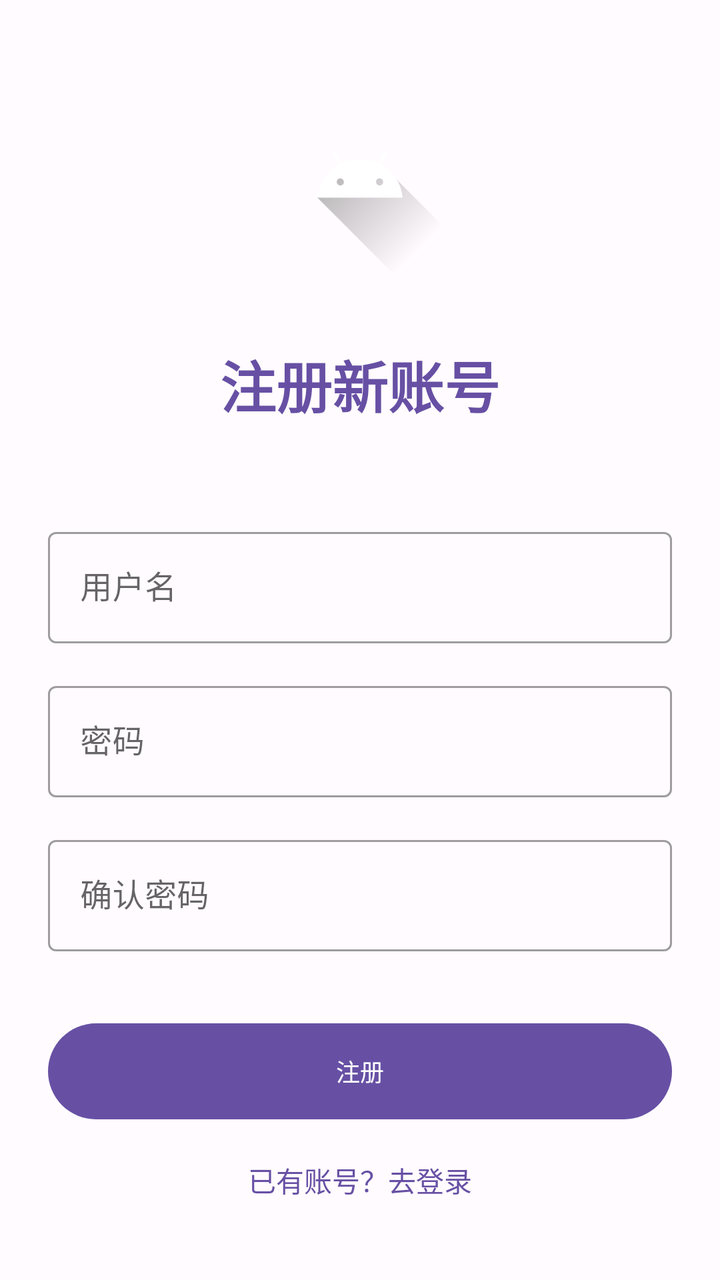
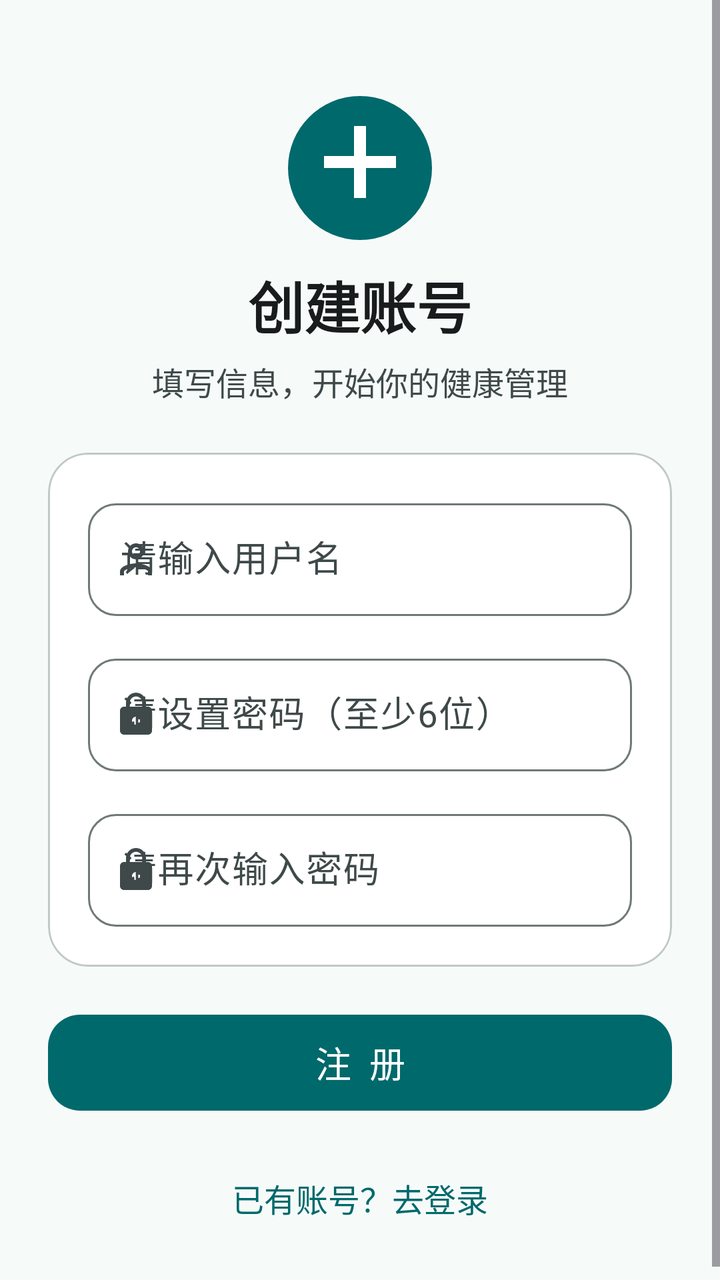

Before-and-after screenshots of an Android layout around one commit, followed by the original layout XML and the change that was made.
<!-- AndroidManifest.xml: activity theme Theme.AIHealth_ALL -->
<!-- res/layout/activity_register.xml -->
<?xml version="1.0" encoding="utf-8"?>
<LinearLayout xmlns:android="http://schemas.android.com/apk/res/android"
    xmlns:app="http://schemas.android.com/apk/res-auto"
    android:layout_width="match_parent"
    android:layout_height="match_parent"
    android:orientation="vertical"
    android:padding="24dp"
    android:gravity="center"
    android:background="@color/background">

    <ImageView
        android:layout_width="100dp"
        android:layout_height="100dp"
        android:src="@drawable/ic_launcher_foreground"
        android:layout_marginBottom="32dp"/>

    <TextView
        android:layout_width="wrap_content"
        android:layout_height="wrap_content"
        android:text="注册新账号"
        android:textSize="28sp"
        android:textStyle="bold"
        android:textColor="@color/primary"
        android:layout_marginBottom="48dp"/>

    <com.google.android.material.textfield.TextInputLayout
        android:layout_width="match_parent"
        android:layout_height="wrap_content"
        android:layout_marginBottom="16dp"
        style="@style/Widget.MaterialComponents.TextInputLayout.OutlinedBox">

        <com.google.android.material.textfield.TextInputEditText
            android:id="@+id/et_username"
            android:layout_width="match_parent"
            android:layout_height="wrap_content"
            android:hint="用户名"
            android:inputType="text"/>
    </com.google.android.material.textfield.TextInputLayout>

    
    <com.google.android.material.textfield.TextInputLayout
        android:id="@+id/password_layout"
        android:layout_width="match_parent"
        android:layout_height="wrap_content"
        android:layout_marginBottom="16dp"
        style="@style/Widget.MaterialComponents.TextInputLayout.OutlinedBox">

        <com.google.android.material.textfield.TextInputEditText
            android:id="@+id/et_password"
            android:layout_width="match_parent"
            android:layout_height="wrap_content"
            android:hint="密码"
            android:inputType="textPassword"/>
    </com.google.android.material.textfield.TextInputLayout>

    
    <com.google.android.material.textfield.TextInputLayout
        android:id="@+id/confirm_password_layout"
        android:layout_width="match_parent"
        android:layout_height="wrap_content"
        android:layout_marginBottom="32dp"
        style="@style/Widget.MaterialComponents.TextInputLayout.OutlinedBox">

        <com.google.android.material.textfield.TextInputEditText
            android:id="@+id/et_confirm_password"
            android:layout_width="match_parent"
            android:layout_height="wrap_content"
            android:hint="确认密码"
            android:inputType="textPassword"/>
    </com.google.android.material.textfield.TextInputLayout>

    <com.google.android.material.button.MaterialButton
        android:id="@+id/btn_register"
        android:layout_width="match_parent"
        android:layout_height="56dp"
        android:text="注册"
        android:textSize="12sp"
        android:textAllCaps="false"
        style="@style/Widget.Material3.Button" />

    <TextView
        android:id="@+id/tv_login"
        android:layout_width="wrap_content"
        android:layout_height="wrap_content"
        android:text="已有账号？去登录"
        android:textColor="@color/primary"
        android:textSize="14sp"
        android:layout_marginTop="16dp"
        android:clickable="true"
        android:focusable="true"/>
</LinearLayout>
<!-- resources referenced by this layout -->
<resources>
  <color name="background">#FFFBFE</color>
  <color name="primary">#6750A4</color>
  <!-- drawable ic_launcher_foreground (drawable) -->
  <vector xmlns:android="http://schemas.android.com/apk/res/android"
      xmlns:aapt="http://schemas.android.com/aapt"
      android:width="108dp"
      android:height="108dp"
      android:viewportWidth="108"
      android:viewportHeight="108">
      <path android:pathData="M31,63.928c0,0 6.4,-11 12.1,-13.1c7.2,-2.6 26,-1.4 26,-1.4l38.1,38.1L107,108.928l-32,-1L31,63.928z">
          <aapt:attr name="android:fillColor">
              <gradient
                  android:endX="85.84757"
                  android:endY="92.4963"
                  android:startX="42.9492"
                  android:startY="49.59793"
                  android:type="linear">
                  <item
                      android:color="#44000000"
                      android:offset="0.0" />
                  <item
                      android:color="#00000000"
                      android:offset="1.0" />
              </gradient>
          </aapt:attr>
      </path>
      <path
          android:fillColor="#FFFFFF"
          android:fillType="nonZero"
          android:pathData="M65.3,45.828l3.8,-6.6c0.2,-0.4 0.1,-0.9 -0.3,-1.1c-0.4,-0.2 -0.9,-0.1 -1.1,0.3l-3.9,6.7c-6.3,-2.8 -13.4,-2.8 -19.7,0l-3.9,-6.7c-0.2,-0.4 -0.7,-0.5 -1.1,-0.3C38.8,38.328 38.7,38.828 38.9,39.228l3.8,6.6C36.2,49.428 31.7,56.028 31,63.928h46C76.3,56.028 71.8,49.428 65.3,45.828zM43.4,57.328c-0.8,0 -1.5,-0.5 -1.8,-1.2c-0.3,-0.7 -0.1,-1.5 0.4,-2.1c0.5,-0.5 1.4,-0.7 2.1,-0.4c0.7,0.3 1.2,1 1.2,1.8C45.3,56.528 44.5,57.328 43.4,57.328L43.4,57.328zM64.6,57.328c-0.8,0 -1.5,-0.5 -1.8,-1.2s-0.1,-1.5 0.4,-2.1c0.5,-0.5 1.4,-0.7 2.1,-0.4c0.7,0.3 1.2,1 1.2,1.8C66.5,56.528 65.6,57.328 64.6,57.328L64.6,57.328z"
          android:strokeWidth="1"
          android:strokeColor="#00000000" />
  </vector>
  <style name="Theme.AIHealth_ALL" parent="Theme.MaterialComponents.DayNight.NoActionBar">
          
          <item name="colorPrimary">@color/primary</item>
          <item name="colorPrimaryVariant">@color/primary_dark</item>
          <item name="colorOnPrimary">@color/white</item>
  
          
          <item name="colorSecondary">@color/secondary</item>
          <item name="colorSecondaryVariant">@color/secondary_dark</item>
          <item name="colorOnSecondary">@color/white</item>
  
          
          <item name="android:statusBarColor">?attr/colorPrimaryVariant</item>
  
          
          <item name="android:windowBackground">@color/background</item>
  
          
          <item name="materialButtonStyle">@style/Widget.MaterialComponents.Button</item>
          <item name="materialButtonOutlinedStyle">@style/Widget.MaterialComponents.Button.OutlinedButton</item>
      </style>
  <color name="primary_dark">#4F378B</color>
  <color name="white">#FFFFFF</color>
  <color name="secondary">#625B71</color>
  <color name="secondary_dark">#4A4458</color>
</resources>

<!-- the commit's change to res/layout/activity_register.xml (unified diff, before → after) -->
@@ -1,91 +1,126 @@
 <?xml version="1.0" encoding="utf-8"?>
-<LinearLayout xmlns:android="http://schemas.android.com/apk/res/android"
+<ScrollView xmlns:android="http://schemas.android.com/apk/res/android"
     xmlns:app="http://schemas.android.com/apk/res-auto"
     android:layout_width="match_parent"
     android:layout_height="match_parent"
-    android:orientation="vertical"
-    android:padding="24dp"
-    android:gravity="center"
-    android:background="@color/background">
+    android:background="@color/background"
+    android:fillViewport="true">
 
-    <ImageView
-        android:layout_width="100dp"
-        android:layout_height="100dp"
-        android:src="@drawable/ic_launcher_foreground"
-        android:layout_marginBottom="32dp"/>
-
-    <TextView
-        android:layout_width="wrap_content"
-        android:layout_height="wrap_content"
-        android:text="注册新账号"
-        android:textSize="28sp"
-        android:textStyle="bold"
-        android:textColor="@color/primary"
-        android:layout_marginBottom="48dp"/>
-
-    <com.google.android.material.textfield.TextInputLayout
+    <LinearLayout
         android:layout_width="match_parent"
         android:layout_height="wrap_content"
-        android:layout_marginBottom="16dp"
-        style="@style/Widget.MaterialComponents.TextInputLayout.OutlinedBox">
+        android:orientation="vertical"
+        android:gravity="center_horizontal"
+        android:padding="24dp">
 
-        <com.google.android.material.textfield.TextInputEditText
-            android:id="@+id/et_username"
+        <ImageView
+            android:layout_width="72dp"
+            android:layout_height="72dp"
+            android:layout_marginTop="24dp"
+            android:src="@drawable/ic_health_mark_primary"
+            android:contentDescription="@string/app_name" />
+
+        <TextView
+            android:layout_width="wrap_content"
+            android:layout_height="wrap_content"
+            android:layout_marginTop="12dp"
+            android:text="创建账号"
+            android:textSize="28sp"
+            android:textStyle="bold"
+            android:textColor="@color/on_surface" />
+
+        <TextView
+            android:layout_width="wrap_content"
+            android:layout_height="wrap_content"
+            android:layout_marginTop="6dp"
+            android:text="填写信息，开始你的健康管理"
+            android:textSize="16sp"
+            android:textColor="@color/on_surface_variant" />
+
+        <com.google.android.material.card.MaterialCardView
             android:layout_width="match_parent"
             android:layout_height="wrap_content"
-            android:hint="用户名"
-            android:inputType="text"/>
-    </com.google.android.material.textfield.TextInputLayout>
+            android:layout_marginTop="24dp"
+            style="@style/Widget.AIHealth.Card">
 
-    
-    <com.google.android.material.textfield.TextInputLayout
-        android:id="@+id/password_layout"
-        android:layout_width="match_parent"
-        android:layout_height="wrap_content"
-        android:layout_marginBottom="16dp"
-        style="@style/Widget.MaterialComponents.TextInputLayout.OutlinedBox">
+            <LinearLayout
+                android:layout_width="match_parent"
+                android:layout_height="wrap_content"
+                android:orientation="vertical"
+                android:padding="20dp">
 
-        <com.google.android.material.textfield.TextInputEditText
-            android:id="@+id/et_password"
+                <com.google.android.material.textfield.TextInputLayout
+                    android:layout_width="match_parent"
+                    android:layout_height="wrap_content"
+                    android:layout_marginBottom="16dp"
+                    android:hint="请输入用户名"
+                    app:startIconDrawable="@drawable/ic_person"
+                    style="@style/Widget.AIHealth.TextInputLayout">
+
+                    <com.google.android.material.textfield.TextInputEditText
+                        android:id="@+id/et_username"
+                        android:layout_width="match_parent"
+                        android:layout_height="wrap_content"
+                        android:inputType="text"
+                        android:maxLines="1"
+                        style="@style/Widget.AIHealth.TextInputEditText" />
+                </com.google.android.material.textfield.TextInputLayout>
+
+                <com.google.android.material.textfield.TextInputLayout
+                    android:id="@+id/password_layout"
+                    android:layout_width="match_parent"
+                    android:layout_height="wrap_content"
+                    android:layout_marginBottom="16dp"
+                    android:hint="请设置密码（至少6位）"
+                    app:startIconDrawable="@drawable/ic_lock"
+                    style="@style/Widget.AIHealth.TextInputLayout">
+
+                    <com.google.android.material.textfield.TextInputEditText
+                        android:id="@+id/et_password"
+                        android:layout_width="match_parent"
+                        android:layout_height="wrap_content"
+                        android:inputType="textPassword"
+                        android:maxLines="1"
+                        style="@style/Widget.AIHealth.TextInputEditText" />
+                </com.google.android.material.textfield.TextInputLayout>
+
+                <com.google.android.material.textfield.TextInputLayout
+                    android:id="@+id/confirm_password_layout"
+                    android:layout_width="match_parent"
+                    android:layout_height="wrap_content"
+                    android:hint="请再次输入密码"
+                    app:startIconDrawable="@drawable/ic_lock"
+                    style="@style/Widget.AIHealth.TextInputLayout">
+
+                    <com.google.android.material.textfield.TextInputEditText
+                        android:id="@+id/et_confirm_password"
+                        android:layout_width="match_parent"
+                        android:layout_height="wrap_content"
+                        android:inputType="textPassword"
+                        android:maxLines="1"
+                        style="@style/Widget.AIHealth.TextInputEditText" />
+                </com.google.android.material.textfield.TextInputLayout>
+            </LinearLayout>
+        </com.google.android.material.card.MaterialCardView>
+
+        <com.google.android.material.button.MaterialButton
+            android:id="@+id/btn_register"
             android:layout_width="match_parent"
             android:layout_height="wrap_content"
-            android:hint="密码"
-            android:inputType="textPassword"/>
-    </com.google.android.material.textfield.TextInputLayout>
+            android:layout_marginTop="20dp"
+            android:text="注  册"
+            style="@style/Widget.AIHealth.Button" />
 
-    
-    <com.google.android.material.textfield.TextInputLayout
-        android:id="@+id/confirm_password_layout"
-        android:layout_width="match_parent"
-        android:layout_height="wrap_content"
-        android:layout_marginBottom="32dp"
-        style="@style/Widget.MaterialComponents.TextInputLayout.OutlinedBox">
-
-        <com.google.android.material.textfield.TextInputEditText
-            android:id="@+id/et_confirm_password"
-            android:layout_width="match_parent"
+        <TextView
+            android:id="@+id/tv_login"
+            android:layout_width="wrap_content"
             android:layout_height="wrap_content"
-            android:hint="确认密码"
-            android:inputType="textPassword"/>
-    </com.google.android.material.textfield.TextInputLayout>
-
-    <com.google.android.material.button.MaterialButton
-        android:id="@+id/btn_register"
-        android:layout_width="match_parent"
-        android:layout_height="56dp"
-        android:text="注册"
-        android:textSize="12sp"
-        android:textAllCaps="false"
-        style="@style/Widget.Material3.Button" />
-
-    <TextView
-        android:id="@+id/tv_login"
-        android:layout_width="wrap_content"
-        android:layout_height="wrap_content"
-        android:text="已有账号？去登录"
-        android:textColor="@color/primary"
-        android:textSize="14sp"
-        android:layout_marginTop="16dp"
-        android:clickable="true"
-        android:focusable="true"/>
-</LinearLayout>
+            android:layout_marginTop="16dp"
+            android:text="已有账号？去登录"
+            android:textSize="16sp"
+            android:textColor="@color/primary"
+            android:padding="12dp"
+            android:clickable="true"
+            android:focusable="true" />
+    </LinearLayout>
+</ScrollView>
<!-- resource entries referenced after the edit -->
@@ -1,62 +1,162 @@
 <!-- resources referenced by this layout -->
 <resources>
-  <color name="background">#FFFBFE</color>
-  <color name="primary">#6750A4</color>
-  <!-- drawable ic_launcher_foreground (drawable) -->
+  <color name="background">#F6FBFA</color>
+  <color name="on_surface">#191C1C</color>
+  <color name="on_surface_variant">#3F4949</color>
+  <color name="primary">#00696B</color>
+  <!-- drawable ic_health_mark_primary (drawable) -->
+  <?xml version="1.0" encoding="utf-8"?>
   <vector xmlns:android="http://schemas.android.com/apk/res/android"
-      xmlns:aapt="http://schemas.android.com/aapt"
-      android:width="108dp"
-      android:height="108dp"
-      android:viewportWidth="108"
-      android:viewportHeight="108">
-      <path android:pathData="M31,63.928c0,0 6.4,-11 12.1,-13.1c7.2,-2.6 26,-1.4 26,-1.4l38.1,38.1L107,108.928l-32,-1L31,63.928z">
-          <aapt:attr name="android:fillColor">
-              <gradient
-                  android:endX="85.84757"
-                  android:endY="92.4963"
-                  android:startX="42.9492"
-                  android:startY="49.59793"
-                  android:type="linear">
-                  <item
-                      android:color="#44000000"
-                      android:offset="0.0" />
-                  <item
-                      android:color="#00000000"
-                      android:offset="1.0" />
-              </gradient>
-          </aapt:attr>
-      </path>
+      android:width="80dp"
+      android:height="80dp"
+      android:viewportWidth="48"
+      android:viewportHeight="48">
+      <path
+          android:fillColor="#00696B"
+          android:pathData="M24,24m-24,0a24,24 0,1 1,48 0a24,24 0,1 1,-48 0" />
       <path
           android:fillColor="#FFFFFF"
-          android:fillType="nonZero"
-          android:pathData="M65.3,45.828l3.8,-6.6c0.2,-0.4 0.1,-0.9 -0.3,-1.1c-0.4,-0.2 -0.9,-0.1 -1.1,0.3l-3.9,6.7c-6.3,-2.8 -13.4,-2.8 -19.7,0l-3.9,-6.7c-0.2,-0.4 -0.7,-0.5 -1.1,-0.3C38.8,38.328 38.7,38.828 38.9,39.228l3.8,6.6C36.2,49.428 31.7,56.028 31,63.928h46C76.3,56.028 71.8,49.428 65.3,45.828zM43.4,57.328c-0.8,0 -1.5,-0.5 -1.8,-1.2c-0.3,-0.7 -0.1,-1.5 0.4,-2.1c0.5,-0.5 1.4,-0.7 2.1,-0.4c0.7,0.3 1.2,1 1.2,1.8C45.3,56.528 44.5,57.328 43.4,57.328L43.4,57.328zM64.6,57.328c-0.8,0 -1.5,-0.5 -1.8,-1.2s-0.1,-1.5 0.4,-2.1c0.5,-0.5 1.4,-0.7 2.1,-0.4c0.7,0.3 1.2,1 1.2,1.8C66.5,56.528 65.6,57.328 64.6,57.328L64.6,57.328z"
-          android:strokeWidth="1"
-          android:strokeColor="#00000000" />
+          android:pathData="M22,10h4v10h10v4h-10v10h-4v-10h-10v-4h10z" />
   </vector>
-  <style name="Theme.AIHealth_ALL" parent="Theme.MaterialComponents.DayNight.NoActionBar">
+  <!-- drawable ic_lock (drawable) -->
+  <?xml version="1.0" encoding="utf-8"?>
+  <vector xmlns:android="http://schemas.android.com/apk/res/android"
+      android:width="24dp"
+      android:height="24dp"
+      android:viewportWidth="24"
+      android:viewportHeight="24"
+      android:tint="?attr/colorOnSurfaceVariant">
+      <path
+          android:fillColor="@android:color/white"
+          android:pathData="M18,8h-1V6c0,-2.76 -2.24,-5 -5,-5S7,3.24 7,6v2H6c-1.1,0 -2,0.9 -2,2v10c0,1.1 0.9,2 2,2h12c1.1,0 2,-0.9 2,-2V10c0,-1.1 -0.9,-2 -2,-2zM12,17c-1.1,0 -2,-0.9 -2,-2s0.9,-2 2,-2 2,0.9 2,2 -0.9,2 -2,2zM15.1,8H8.9V6c0,-1.71 1.39,-3.1 3.1,-3.1 1.71,0 3.1,1.39 3.1,3.1v2z" />
+  </vector>
+  <!-- drawable ic_person (drawable) -->
+  <?xml version="1.0" encoding="utf-8"?>
+  <vector xmlns:android="http://schemas.android.com/apk/res/android"
+      android:width="24dp"
+      android:height="24dp"
+      android:viewportWidth="24"
+      android:viewportHeight="24"
+      android:tint="?attr/colorOnSurface">
+      <group>
+          <path
+              android:fillColor="#FFFFFFFF"
+              android:pathData="M12,6c1.1,0 2,0.9 2,2s-0.9,2 -2,2 -2,-0.9 -2,-2 0.9,-2 2,-2m0,10c2.7,0 5.8,1.29 6,2v2H6v-2c0.2,-0.71 3.3,-2 6,-2m0-12C9.79,4 8,5.79 8,8s1.79,4 4,4 4,-1.79 4,-4 -1.79,-4 -4,-4m0,10c-2.67,0 -8,1.34 -8,4v2h16v-2c0,-2.66 -5.33,-4 -8,-4z" />
+      </group>
+  </vector>
+  <string name="app_name">AI健康管家</string>
+  <style name="Widget.AIHealth.Button" parent="Widget.Material3.Button">
+          <item name="android:minHeight">56dp</item>
+          <item name="android:textSize">18sp</item>
+          <item name="android:textAllCaps">false</item>
+          <item name="cornerRadius">16dp</item>
+      </style>
+  <style name="Widget.AIHealth.Card" parent="Widget.Material3.CardView.Elevated">
+          <item name="cardCornerRadius">20dp</item>
+          <item name="cardElevation">0dp</item>
+          <item name="cardBackgroundColor">@color/surface_container_lowest</item>
+          <item name="strokeWidth">1dp</item>
+          <item name="strokeColor">@color/outline_variant</item>
+      </style>
+  <style name="Widget.AIHealth.TextInputEditText" parent="Widget.Material3.TextInputEditText.OutlinedBox">
+          <item name="android:textSize">18sp</item>
+          <item name="android:minHeight">56dp</item>
+          <item name="android:paddingTop">16dp</item>
+          <item name="android:paddingBottom">16dp</item>
+      </style>
+  <style name="Widget.AIHealth.TextInputLayout" parent="Widget.Material3.TextInputLayout.OutlinedBox">
+          <item name="boxCornerRadiusTopStart">14dp</item>
+          <item name="boxCornerRadiusTopEnd">14dp</item>
+          <item name="boxCornerRadiusBottomStart">14dp</item>
+          <item name="boxCornerRadiusBottomEnd">14dp</item>
+          <item name="android:textSize">18sp</item>
+      </style>
+  <style name="Theme.AIHealth_ALL" parent="Theme.Material3.Light.NoActionBar">
           
           <item name="colorPrimary">@color/primary</item>
-          <item name="colorPrimaryVariant">@color/primary_dark</item>
-          <item name="colorOnPrimary">@color/white</item>
+          <item name="colorOnPrimary">@color/on_primary</item>
+          <item name="colorPrimaryContainer">@color/primary_container</item>
+          <item name="colorOnPrimaryContainer">@color/on_primary_container</item>
+          <item name="colorPrimaryInverse">@color/primary_light</item>
   
           
           <item name="colorSecondary">@color/secondary</item>
-          <item name="colorSecondaryVariant">@color/secondary_dark</item>
-          <item name="colorOnSecondary">@color/white</item>
+          <item name="colorOnSecondary">@color/on_secondary</item>
+          <item name="colorSecondaryContainer">@color/secondary_container</item>
+          <item name="colorOnSecondaryContainer">@color/on_secondary_container</item>
   
           
-          <item name="android:statusBarColor">?attr/colorPrimaryVariant</item>
+          <item name="colorTertiary">@color/tertiary</item>
+          <item name="colorOnTertiary">@color/on_tertiary</item>
+          <item name="colorTertiaryContainer">@color/tertiary_container</item>
+          <item name="colorOnTertiaryContainer">@color/on_tertiary_container</item>
+  
+          
+          <item name="colorError">@color/error</item>
+          <item name="colorOnError">@color/on_error</item>
+          <item name="colorErrorContainer">@color/error_container</item>
+          <item name="colorOnErrorContainer">@color/on_error_container</item>
+  
+          
+          <item name="android:colorBackground">@color/background</item>
+          <item name="colorOnBackground">@color/on_background</item>
+          <item name="colorSurface">@color/surface</item>
+          <item name="colorOnSurface">@color/on_surface</item>
+          <item name="colorSurfaceVariant">@color/surface_variant</item>
+          <item name="colorOnSurfaceVariant">@color/on_surface_variant</item>
+          <item name="colorSurfaceInverse">@color/surface_container_highest</item>
+          <item name="colorOnSurfaceInverse">@color/on_surface_inverse</item>
+  
+          
+          <item name="colorOutline">@color/outline</item>
+          <item name="colorOutlineVariant">@color/outline_variant</item>
   
           
           <item name="android:windowBackground">@color/background</item>
+          <item name="android:statusBarColor">@color/primary</item>
+          <item name="android:navigationBarColor">@color/surface</item>
+          <item name="android:windowLightStatusBar">false</item>
   
           
-          <item name="materialButtonStyle">@style/Widget.MaterialComponents.Button</item>
-          <item name="materialButtonOutlinedStyle">@style/Widget.MaterialComponents.Button.OutlinedButton</item>
+          <item name="shapeAppearanceSmallComponent">@style/ShapeAppearance.AIHealth.Small</item>
+          <item name="shapeAppearanceMediumComponent">@style/ShapeAppearance.AIHealth.Medium</item>
+          <item name="shapeAppearanceLargeComponent">@style/ShapeAppearance.AIHealth.Large</item>
       </style>
-  <color name="primary_dark">#4F378B</color>
-  <color name="white">#FFFFFF</color>
-  <color name="secondary">#625B71</color>
-  <color name="secondary_dark">#4A4458</color>
+  <color name="surface_container_lowest">#FFFFFF</color>
+  <color name="outline_variant">#BFC9C8</color>
+  <color name="on_primary">#FFFFFF</color>
+  <color name="primary_container">#9CF2F2</color>
+  <color name="on_primary_container">#002020</color>
+  <color name="primary_light">#9CF2F2</color>
+  <color name="secondary">#4A6363</color>
+  <color name="on_secondary">#FFFFFF</color>
+  <color name="secondary_container">#CDE8E8</color>
+  <color name="on_secondary_container">#051F1F</color>
+  <color name="tertiary">#8A5000</color>
+  <color name="on_tertiary">#FFFFFF</color>
+  <color name="tertiary_container">#FFDDB0</color>
+  <color name="on_tertiary_container">#2C1600</color>
+  <color name="error">#BA1A1A</color>
+  <color name="on_error">#FFFFFF</color>
+  <color name="error_container">#FFDAD6</color>
+  <color name="on_error_container">#410002</color>
+  <color name="on_background">#191C1C</color>
+  <color name="surface">#F6FBFA</color>
+  <color name="surface_variant">#DAE5E4</color>
+  <color name="surface_container_highest">#DEE4E4</color>
+  <color name="on_surface_inverse">#EFF1F1</color>
+  <color name="outline">#6F7978</color>
+  <style name="ShapeAppearance.AIHealth.Small" parent="">
+          <item name="cornerFamily">rounded</item>
+          <item name="cornerSize">12dp</item>
+      </style>
+  <style name="ShapeAppearance.AIHealth.Medium" parent="">
+          <item name="cornerFamily">rounded</item>
+          <item name="cornerSize">20dp</item>
+      </style>
+  <style name="ShapeAppearance.AIHealth.Large" parent="">
+          <item name="cornerFamily">rounded</item>
+          <item name="cornerSize">28dp</item>
+      </style>
 </resources>
 
